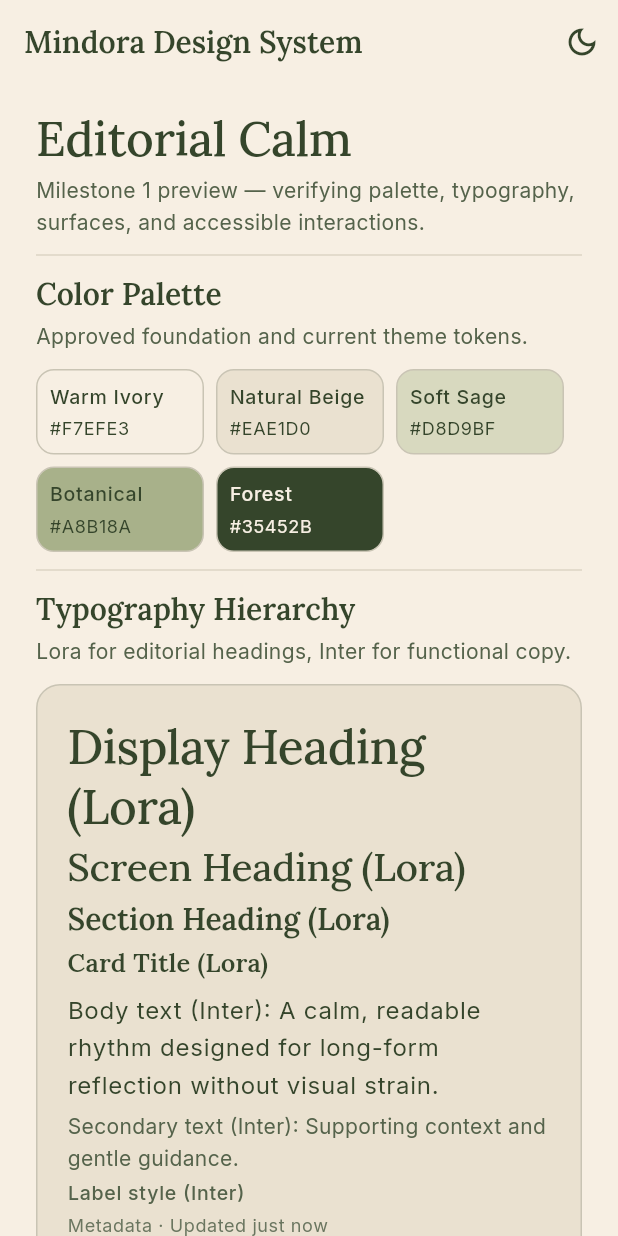
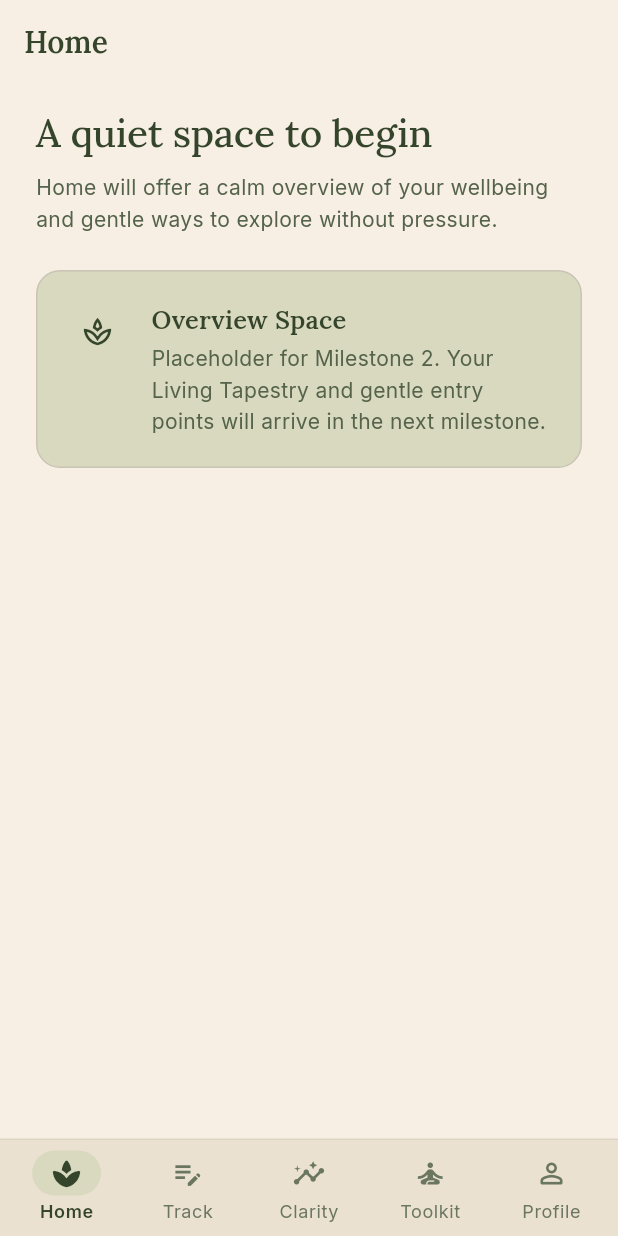
Before and after one commit to hajerbenrbeh/Mindora, a Flutter app: the screen it shows after launch, on a phone screen of 412 x 824 dp. Run offline on Flutter 3.47's test engine with Material 3 defaults, Android fonts, the phone set to English and light mode, and no system bars; our stand-ins replace flutter_riverpod, go_router.

Commit message:
Implement Mindora application shell

```diff
--- a/lib/app/router.dart
+++ b/lib/app/router.dart
@@ -3,8 +3,14 @@ import 'package:flutter_riverpod/flutter_riverpod.dart';
 import 'package:go_router/go_router.dart';
 
 import '../core/preview/design_system_showcase.dart';
+import '../features/clarity/presentation/clarity_screen.dart';
+import '../features/home/presentation/home_screen.dart';
+import '../features/profile/presentation/profile_screen.dart';
+import '../features/toolkit/presentation/toolkit_screen.dart';
+import '../features/track/presentation/track_screen.dart';
+import 'shell/mindora_shell_scaffold.dart';
 
-/// Holds the active [ThemeMode] for Milestone 1 preview verification.
+/// Holds the active [ThemeMode] for in-memory theme switching.
 class ThemeModeNotifier extends Notifier<ThemeMode> {
   @override
   ThemeMode build() => ThemeMode.light;
@@ -18,13 +24,82 @@ final themeModeProvider = NotifierProvider<ThemeModeNotifier, ThemeMode>(
   ThemeModeNotifier.new,
 );
 
-/// Provides the root [GoRouter] instance for Mindora.
+/// Provides the root [GoRouter] instance with a persistent 5-tab shell.
 final appRouterProvider = Provider<GoRouter>((ref) {
+  final rootNavigatorKey = GlobalKey<NavigatorState>(debugLabel: 'root');
+
   return GoRouter(
-    initialLocation: '/',
+    navigatorKey: rootNavigatorKey,
+    initialLocation: '/home',
     routes: [
+      StatefulShellRoute.indexedStack(
+        builder: (context, state, navigationShell) {
+          return MindoraShellScaffold(navigationShell: navigationShell);
+        },
+        branches: [
+          StatefulShellBranch(
+            navigatorKey: GlobalKey<NavigatorState>(debugLabel: 'homeBranch'),
+            routes: [
+              GoRoute(
+                path: '/home',
+                builder: (context, state) => const HomeScreen(),
+              ),
+            ],
+          ),
+          StatefulShellBranch(
+            navigatorKey: GlobalKey<NavigatorState>(debugLabel: 'trackBranch'),
+            routes: [
+              GoRoute(
+                path: '/track',
+                builder: (context, state) => const TrackScreen(),
+                routes: [
+                  GoRoute(
+                    path: 'detail',
+                    builder: (context, state) =>
+                        const TrackNestedPlaceholderScreen(),
+                  ),
+                ],
+              ),
+            ],
+          ),
+          StatefulShellBranch(
+            navigatorKey: GlobalKey<NavigatorState>(
+              debugLabel: 'clarityBranch',
+            ),
+            routes: [
+              GoRoute(
+                path: '/clarity',
+                builder: (context, state) => const ClarityScreen(),
+              ),
+            ],
+          ),
+          StatefulShellBranch(
+            navigatorKey: GlobalKey<NavigatorState>(
+              debugLabel: 'toolkitBranch',
+            ),
+            routes: [
+              GoRoute(
+                path: '/toolkit',
+                builder: (context, state) => const ToolkitScreen(),
+              ),
+            ],
+          ),
+          StatefulShellBranch(
+            navigatorKey: GlobalKey<NavigatorState>(
+              debugLabel: 'profileBranch',
+            ),
+            routes: [
+              GoRoute(
+                path: '/profile',
+                builder: (context, state) => const ProfileScreen(),
+              ),
+            ],
+          ),
+        ],
+      ),
       GoRoute(
-        path: '/',
+        path: '/design-system',
+        parentNavigatorKey: rootNavigatorKey,
         builder: (context, state) => Consumer(
           builder: (context, ref, _) {
             final mode = ref.watch(themeModeProvider);
--- /dev/null
+++ b/lib/app/shell/mindora_shell_scaffold.dart
@@ -0,0 +1,190 @@
+import 'package:flutter/material.dart';
+import 'package:go_router/go_router.dart';
+
+import '../../core/design_system.dart';
+
+/// Metadata for each of Mindora's five permanent top-level destinations.
+class MindoraDestination {
+  const MindoraDestination({
+    required this.label,
+    required this.icon,
+    required this.selectedIcon,
+    required this.semanticHint,
+  });
+
+  final String label;
+  final IconData icon;
+  final IconData selectedIcon;
+  final String semanticHint;
+}
+
+const List<MindoraDestination> mindoraDestinations = [
+  MindoraDestination(
+    label: 'Home',
+    icon: Icons.spa_outlined,
+    selectedIcon: Icons.spa_rounded,
+    semanticHint: 'Home overview',
+  ),
+  MindoraDestination(
+    label: 'Track',
+    icon: Icons.edit_note_outlined,
+    selectedIcon: Icons.edit_note_rounded,
+    semanticHint: 'Track records and history',
+  ),
+  MindoraDestination(
+    label: 'Clarity',
+    icon: Icons.insights_outlined,
+    selectedIcon: Icons.insights_rounded,
+    semanticHint: 'Clarity patterns and insights',
+  ),
+  MindoraDestination(
+    label: 'Toolkit',
+    icon: Icons.self_improvement_outlined,
+    selectedIcon: Icons.self_improvement_rounded,
+    semanticHint: 'Toolkit wellbeing tools',
+  ),
+  MindoraDestination(
+    label: 'Profile',
+    icon: Icons.person_outline_rounded,
+    selectedIcon: Icons.person_rounded,
+    semanticHint: 'Profile and preferences',
+  ),
+];
+
+/// Persistent application shell hosting the five top-level branches.
+class MindoraShellScaffold extends StatelessWidget {
+  const MindoraShellScaffold({required this.navigationShell, super.key});
+
+  final StatefulNavigationShell navigationShell;
+
+  @override
+  Widget build(BuildContext context) {
+    return Scaffold(
+      body: navigationShell,
+      bottomNavigationBar: MindoraBottomNavBar(
+        currentIndex: navigationShell.currentIndex,
+        onSelect: (index) {
+          navigationShell.goBranch(
+            index,
+            initialLocation: index == navigationShell.currentIndex,
+          );
+        },
+      ),
+    );
+  }
+}
+
+/// Custom Mindora bottom navigation bar aligned with the design system.
+class MindoraBottomNavBar extends StatelessWidget {
+  const MindoraBottomNavBar({
+    required this.currentIndex,
+    required this.onSelect,
+    super.key,
+  });
+
+  final int currentIndex;
+  final ValueChanged<int> onSelect;
+
+  @override
+  Widget build(BuildContext context) {
+    final colors = context.mindoraColors;
+    final textTheme = Theme.of(context).textTheme;
+
+    return DecoratedBox(
+      decoration: BoxDecoration(
+        color: colors.surface,
+        border: Border(
+          top: BorderSide(color: colors.divider, width: MindoraBorders.thin),
+        ),
+      ),
+      child: SafeArea(
+        top: false,
+        child: ConstrainedBox(
+          constraints: const BoxConstraints(minHeight: 64),
+          child: Padding(
+            padding: const EdgeInsets.symmetric(
+              horizontal: MindoraSpacing.xs,
+              vertical: MindoraSpacing.xs,
+            ),
+            child: Row(
+              children: List.generate(mindoraDestinations.length, (index) {
+                final destination = mindoraDestinations[index];
+                final isSelected = index == currentIndex;
+
+                return Expanded(
+                  child: Semantics(
+                    button: true,
+                    selected: isSelected,
+                    label: destination.semanticHint,
+                    excludeSemantics: true,
+                    child: InkWell(
+                      onTap: () => onSelect(index),
+                      borderRadius: MindoraRadii.control,
+                      child: ConstrainedBox(
+                        constraints: const BoxConstraints(
+                          minHeight: MindoraDimensions.minTouchTarget,
+                        ),
+                        child: Padding(
+                          padding: const EdgeInsets.symmetric(
+                            vertical: MindoraSpacing.xs,
+                            horizontal: 2,
+                          ),
+                          child: Column(
+                            mainAxisSize: MainAxisSize.min,
+                            mainAxisAlignment: MainAxisAlignment.center,
+                            children: [
+                              AnimatedContainer(
+                                duration: MindoraMotion.fast,
+                                curve: MindoraMotion.curve,
+                                padding: const EdgeInsets.symmetric(
+                                  horizontal: MindoraSpacing.md,
+                                  vertical: MindoraSpacing.xs,
+                                ),
+                                decoration: BoxDecoration(
+                                  color: isSelected
+                                      ? colors.accentSoft
+                                      : Colors.transparent,
+                                  borderRadius: MindoraRadii.chip,
+                                ),
+                                child: Icon(
+                                  isSelected
+                                      ? destination.selectedIcon
+                                      : destination.icon,
+                                  size: MindoraDimensions.iconMd,
+                                  color: isSelected
+                                      ? colors.textPrimary
+                                      : colors.textMuted,
+                                ),
+                              ),
+                              const SizedBox(height: 2),
+                              FittedBox(
+                                fit: BoxFit.scaleDown,
+                                child: Text(
+                                  destination.label,
+                                  maxLines: 1,
+                                  softWrap: false,
+                                  style: textTheme.bodySmall?.copyWith(
+                                    color: isSelected
+                                        ? colors.textPrimary
+                                        : colors.textMuted,
+                                    fontWeight: isSelected
+                                        ? FontWeight.w600
+                                        : FontWeight.w400,
+                                  ),
+                                ),
+                              ),
+                            ],
+                          ),
+                        ),
+                      ),
+                    ),
+                  ),
+                );
+              }),
+            ),
+          ),
+        ),
+      ),
+    );
+  }
+}
--- /dev/null
+++ b/lib/features/home/presentation/home_screen.dart
@@ -0,0 +1,67 @@
+import 'package:flutter/material.dart';
+
+import '../../../core/design_system.dart';
+
+/// Placeholder screen for the Home destination (Milestone 2).
+class HomeScreen extends StatelessWidget {
+  const HomeScreen({super.key});
+
+  @override
+  Widget build(BuildContext context) {
+    final textTheme = Theme.of(context).textTheme;
+
+    return Scaffold(
+      appBar: AppBar(title: const Text('Home')),
+      body: SafeArea(
+        child: Center(
+          child: ConstrainedBox(
+            constraints: const BoxConstraints(
+              maxWidth: MindoraDimensions.maxReadableWidth,
+            ),
+            child: ListView(
+              padding: MindoraSpacing.pagePadding,
+              children: [
+                Text('A quiet space to begin', style: textTheme.headlineMedium),
+                const SizedBox(height: MindoraSpacing.sm),
+                Text(
+                  'Home will offer a calm overview of your wellbeing and '
+                  'gentle ways to explore without pressure.',
+                  style: textTheme.bodyMedium,
+                ),
+                const SizedBox(height: MindoraSpacing.lg),
+                MindoraSurface(
+                  tone: MindoraSurfaceTone.secondary,
+                  child: Row(
+                    crossAxisAlignment: CrossAxisAlignment.start,
+                    children: [
+                      const MindoraIconBadge(icon: Icons.spa_outlined),
+                      const SizedBox(width: MindoraSpacing.base),
+                      Expanded(
+                        child: Column(
+                          crossAxisAlignment: CrossAxisAlignment.start,
+                          children: [
+                            Text(
+                              'Overview Space',
+                              style: textTheme.titleMedium,
+                            ),
+                            const SizedBox(height: MindoraSpacing.xs),
+                            Text(
+                              'Placeholder for Milestone 2. Your Living '
+                              'Tapestry and gentle entry points will arrive '
+                              'in the next milestone.',
+                              style: textTheme.bodyMedium,
+                            ),
+                          ],
+                        ),
+                      ),
+                    ],
+                  ),
+                ),
+              ],
+            ),
+          ),
+        ),
+      ),
+    );
+  }
+}
```
Also changed, not shown: lib/features/clarity/presentation/clarity_screen.dart (added, +75 -0 lines), lib/features/profile/presentation/profile_screen.dart (added, +103 -0 lines), lib/features/toolkit/presentation/toolkit_screen.dart (added, +61 -0 lines), lib/features/track/presentation/track_screen.dart (added, +106 -0 lines), 4 other files.
